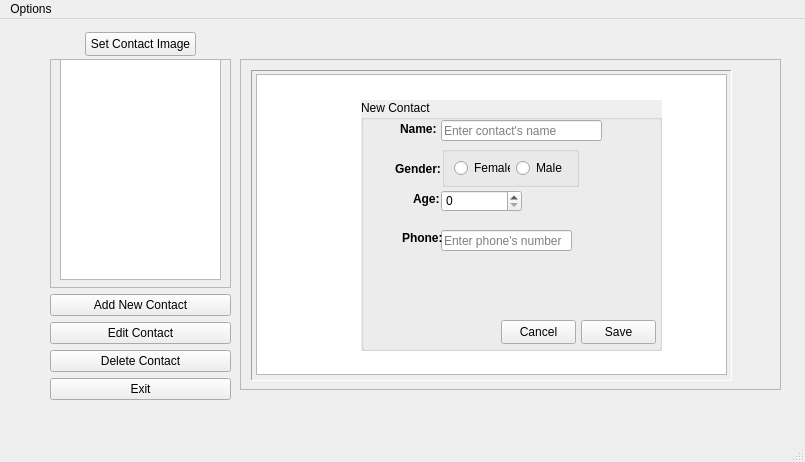
First picture: the form in mainwindow.ui, repository Gonzalez-MSI/QtAgendaApp, before the edit.
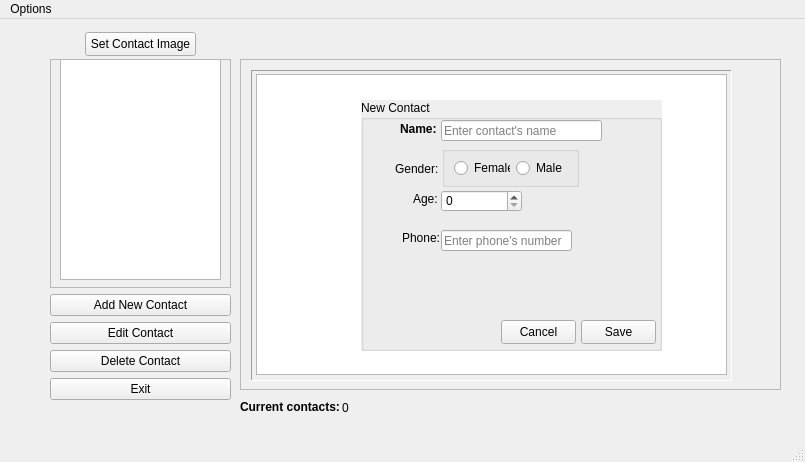
Second picture: the form after the edit. Icons and pictures are not drawn.

Patch:
```diff
--- a/mainwindow.ui
+++ b/mainwindow.ui
@@ -221,7 +221,7 @@
         </property>
         <property name="font">
          <font>
-          <bold>true</bold>
+          <bold>false</bold>
          </font>
         </property>
         <property name="text">
@@ -252,7 +252,7 @@
         </property>
         <property name="font">
          <font>
-          <bold>true</bold>
+          <bold>false</bold>
          </font>
         </property>
         <property name="text">
@@ -270,7 +270,7 @@
         </property>
         <property name="font">
          <font>
-          <bold>true</bold>
+          <bold>false</bold>
          </font>
         </property>
         <property name="text">
@@ -406,6 +406,49 @@
      </widget>
     </widget>
    </widget>
+   <widget class="QLabel" name="CurrentContactsLabel">
+    <property name="geometry">
+     <rect>
+      <x>240</x>
+      <y>380</y>
+      <width>101</width>
+      <height>16</height>
+     </rect>
+    </property>
+    <property name="font">
+     <font>
+      <bold>true</bold>
+     </font>
+    </property>
+    <property name="frameShape">
+     <enum>QFrame::NoFrame</enum>
+    </property>
+    <property name="frameShadow">
+     <enum>QFrame::Sunken</enum>
+    </property>
+    <property name="text">
+     <string>Current contacts:</string>
+    </property>
+   </widget>
+   <widget class="QLabel" name="ContactsCounterLabel">
+    <property name="geometry">
+     <rect>
+      <x>342</x>
+      <y>381</y>
+      <width>31</width>
+      <height>16</height>
+     </rect>
+    </property>
+    <property name="frameShape">
+     <enum>QFrame::NoFrame</enum>
+    </property>
+    <property name="frameShadow">
+     <enum>QFrame::Plain</enum>
+    </property>
+    <property name="text">
+     <string>0</string>
+    </property>
+   </widget>
   </widget>
   <widget class="QMenuBar" name="menubar">
    <property name="geometry">
```
